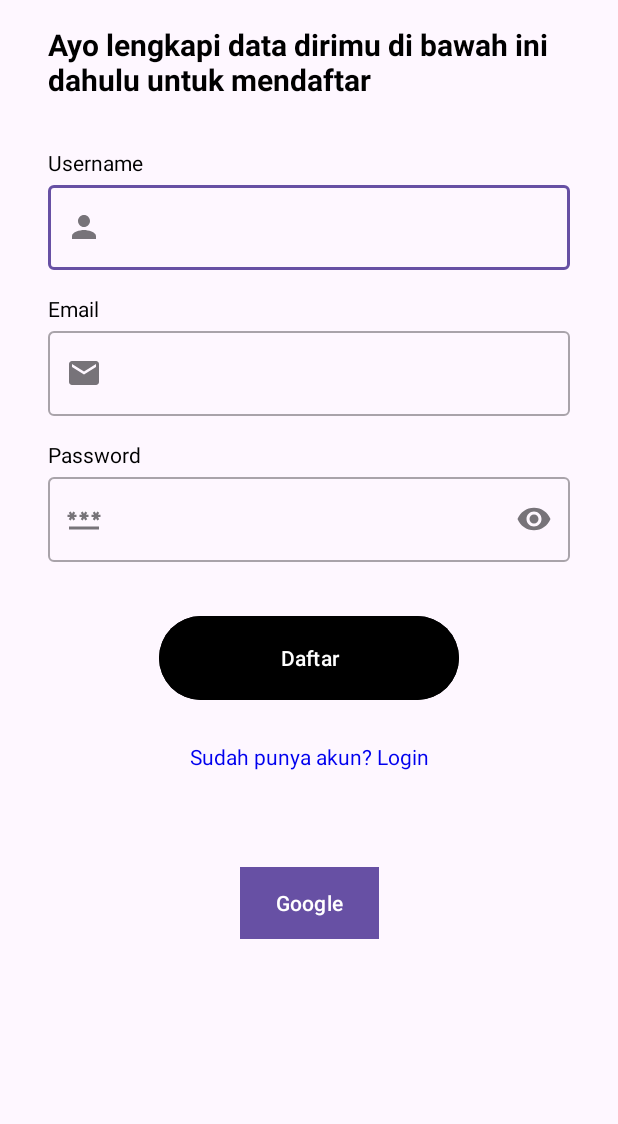
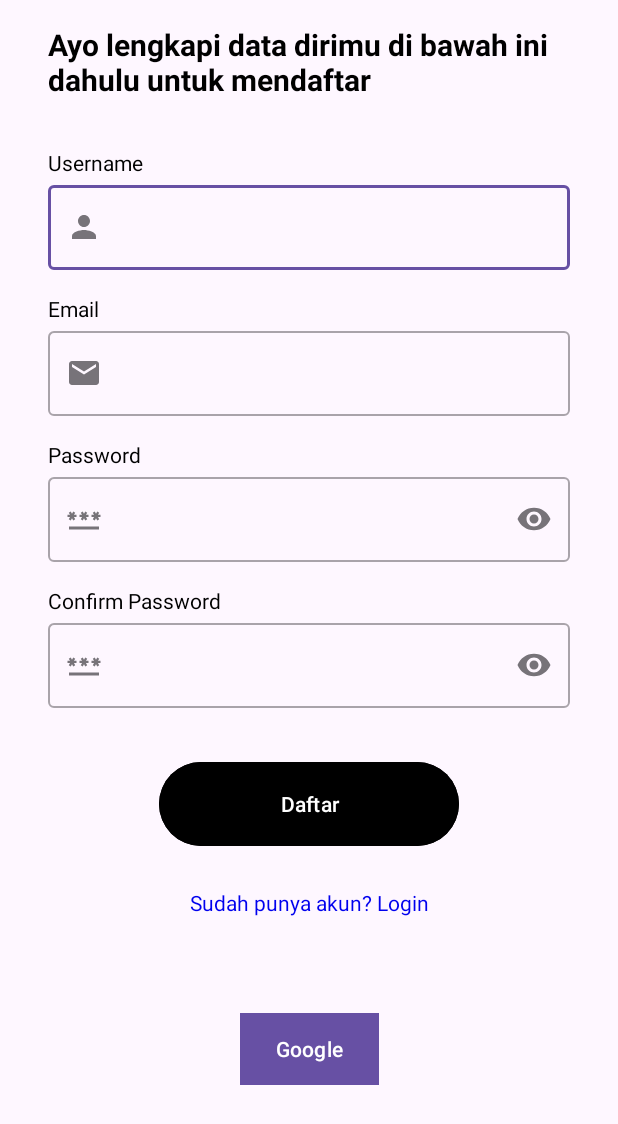
Before and after one commit to C241-PS316/Wishata-App, an Android app: the fragment RegisterFragment shown on its own in the app's theme, on a phone screen of 412 x 824 dp. Shown: the top 1124 px of the screen. Run offline under Robolectric (Android 15) with nearby library versions, the phone set to English and light mode, and no system bars.

Commit message:
register: Adding viewModel, ViewModelFactory, Respository, injection, Retrofit services

```diff
--- a/app/src/main/AndroidManifest.xml
+++ b/app/src/main/AndroidManifest.xml
@@ -1,6 +1,8 @@
 <?xml version="1.0" encoding="utf-8"?>
 <manifest xmlns:android="http://schemas.android.com/apk/res/android"
     xmlns:tools="http://schemas.android.com/tools">
+
+    <uses-permission android:name="android.permission.INTERNET"/>
 
     <application
         android:allowBackup="true"
@@ -13,10 +15,10 @@
         android:theme="@style/Theme.Wishata"
         tools:targetApi="31">
         <activity
-            android:name=".view.authentication.WelcomeActivity"
+            android:name=".ui.authentication.WelcomeActivity"
             android:exported="false" />
         <activity
-            android:name=".view.main.MainActivity"
+            android:name=".ui.main.MainActivity"
             android:exported="true">
             <intent-filter>
                 <action android:name="android.intent.action.MAIN" />
--- a/app/src/main/java/com/capstone/wishata/view/authentication/WelcomeActivity.kt
+++ b/app/src/main/java/com/capstone/wishata/ui/authentication/WelcomeActivity.kt
@@ -1,4 +1,4 @@
-package com.capstone.wishata.view.authentication
+package com.capstone.wishata.ui.authentication
 
 import android.os.Bundle
 import android.util.Log
--- a/app/src/main/java/com/capstone/wishata/view/authentication/WelcomeFragment.kt
+++ b/app/src/main/java/com/capstone/wishata/ui/authentication/WelcomeFragment.kt
@@ -1,4 +1,4 @@
-package com.capstone.wishata.view.authentication
+package com.capstone.wishata.ui.authentication
 
 import android.os.Bundle
 import android.view.LayoutInflater
@@ -7,7 +7,7 @@ import android.view.ViewGroup
 import androidx.fragment.app.Fragment
 import com.capstone.wishata.R
 import com.capstone.wishata.databinding.FragmentWelcomeBinding
-import com.capstone.wishata.view.authentication.register.RegisterFragment
+import com.capstone.wishata.ui.authentication.register.RegisterFragment
 
 class WelcomeFragment : Fragment() {
 
--- a/app/src/main/java/com/capstone/wishata/view/authentication/register/RegisterFragment.kt
+++ b/app/src/main/java/com/capstone/wishata/ui/authentication/register/RegisterFragment.kt
@@ -1,4 +1,4 @@
-package com.capstone.wishata.view.authentication.register
+package com.capstone.wishata.ui.authentication.register
 
 import android.os.Bundle
 import androidx.fragment.app.Fragment
@@ -26,6 +26,6 @@ class RegisterFragment : Fragment() {
     }
 
     companion object {
-
+        private const val TAG = "REGISTER ==="
     }
 }
--- a/app/src/main/java/com/capstone/wishata/view/main/MainActivity.kt
+++ b/app/src/main/java/com/capstone/wishata/ui/main/MainActivity.kt
@@ -1,16 +1,14 @@
-package com.capstone.wishata.view.main
+package com.capstone.wishata.ui.main
 
 import android.content.Intent
 import android.os.Bundle
-import android.util.Log
 import androidx.activity.enableEdgeToEdge
 import androidx.appcompat.app.AppCompatActivity
 import androidx.core.view.ViewCompat
 import androidx.core.view.WindowInsetsCompat
 import com.capstone.wishata.R
 import com.capstone.wishata.databinding.ActivityMainBinding
-import com.capstone.wishata.view.authentication.WelcomeActivity
-import com.capstone.wishata.view.authentication.WelcomeFragment
+import com.capstone.wishata.ui.authentication.WelcomeActivity
 
 class MainActivity : AppCompatActivity() {
     private lateinit var binding: ActivityMainBinding
--- a/app/src/main/res/layout/activity_main.xml
+++ b/app/src/main/res/layout/activity_main.xml
@@ -5,7 +5,7 @@
     android:id="@+id/main"
     android:layout_width="match_parent"
     android:layout_height="match_parent"
-    tools:context=".view.main.MainActivity">
+    tools:context=".ui.main.MainActivity">
 
     <TextView
         android:layout_width="wrap_content"
--- a/app/src/main/res/layout/activity_welcome.xml
+++ b/app/src/main/res/layout/activity_welcome.xml
@@ -5,7 +5,7 @@
     android:id="@+id/welcome_main_container"
     android:layout_width="match_parent"
     android:layout_height="match_parent"
-    tools:context=".view.authentication.WelcomeActivity">
+    tools:context=".ui.authentication.WelcomeActivity">
 
 
 </FrameLayout>
--- a/app/src/main/res/layout/fragment_register.xml
+++ b/app/src/main/res/layout/fragment_register.xml
@@ -4,7 +4,7 @@
     android:layout_width="match_parent"
     android:layout_height="match_parent"
     xmlns:app="http://schemas.android.com/apk/res-auto"
-    tools:context=".view.authentication.register.RegisterFragment"
+    tools:context=".ui.authentication.register.RegisterFragment"
     android:id="@+id/register_container">
 
     <androidx.constraintlayout.widget.ConstraintLayout
@@ -121,8 +121,40 @@
                 android:inputType="textPassword" />
         </com.google.android.material.textfield.TextInputLayout>
 
+        <TextView
+            android:id="@+id/passwordConfirmTextView"
+            android:layout_width="wrap_content"
+            android:layout_height="wrap_content"
+            android:layout_marginStart="32dp"
+            android:layout_marginTop="16dp"
+            android:text="Confirm Password"
+            android:textColor="@color/black"
+            app:layout_constraintStart_toStartOf="parent"
+            app:layout_constraintTop_toBottomOf="@+id/passwordEditTextLayout" />
+
+        <com.google.android.material.textfield.TextInputLayout
+            android:id="@+id/passworConfirmEditTextLayout"
+            style="@style/Widget.MaterialComponents.TextInputLayout.OutlinedBox"
+            android:layout_width="0dp"
+            android:layout_height="wrap_content"
+            android:layout_marginStart="32dp"
+            android:layout_marginEnd="32dp"
+            app:endIconMode="password_toggle"
+            app:layout_constraintEnd_toEndOf="parent"
+            app:layout_constraintStart_toStartOf="parent"
+            app:layout_constraintTop_toBottomOf="@+id/passwordConfirmTextView"
+            app:startIconDrawable="@drawable/baseline_password_24">
+
+            <com.google.android.material.textfield.TextInputEditText
+                android:id="@+id/passwordConfirmEditText"
+                android:layout_width="match_parent"
+                android:layout_height="wrap_content"
+                android:ems="10"
+                android:inputType="textPassword" />
+        </com.google.android.material.textfield.TextInputLayout>
+
         <Button
-            android:id="@+id/signupButton"
+            android:id="@+id/registerButton"
             android:layout_width="200dp"
             android:layout_height="64dp"
             android:layout_marginStart="32dp"
@@ -132,7 +164,7 @@
             android:text="Daftar"
             app:layout_constraintEnd_toEndOf="parent"
             app:layout_constraintStart_toStartOf="parent"
-            app:layout_constraintTop_toBottomOf="@+id/passwordEditTextLayout" />
+            app:layout_constraintTop_toBottomOf="@+id/passworConfirmEditTextLayout" />
 
         <com.google.android.material.textview.MaterialTextView
             android:id="@+id/toLoginText"
@@ -143,7 +175,7 @@
             android:textColor="#0000EE"
             app:layout_constraintEnd_toEndOf="parent"
             app:layout_constraintStart_toStartOf="parent"
-            app:layout_constraintTop_toBottomOf="@id/signupButton" />
+            app:layout_constraintTop_toBottomOf="@id/registerButton" />
 
 
         <Button
--- a/app/src/main/res/layout/fragment_welcome.xml
+++ b/app/src/main/res/layout/fragment_welcome.xml
@@ -4,7 +4,7 @@
     android:layout_width="match_parent"
     android:layout_height="match_parent"
     xmlns:app="http://schemas.android.com/apk/res-auto"
-    tools:context=".view.authentication.WelcomeFragment" >
+    tools:context=".ui.authentication.WelcomeFragment" >
 
     <androidx.constraintlayout.widget.ConstraintLayout
         android:layout_width="match_parent"
```
Also changed, not shown: app/build.gradle.kts (+18 -0 lines), app/src/main/java/com/capstone/wishata/data/network/response/RegisterResponse.kt (added, +9 -0 lines), app/src/main/java/com/capstone/wishata/data/network/retrofit/ApiConfig.kt (added, +27 -0 lines), app/src/main/java/com/capstone/wishata/data/network/retrofit/ApiService.kt (added, +19 -0 lines), app/src/main/java/com/capstone/wishata/injection/Injection.kt (added, +16 -0 lines), app/src/main/java/com/capstone/wishata/repository/WishataRepository.kt (added, +20 -0 lines), app/src/main/java/com/capstone/wishata/utils/Result.kt (added, +8 -0 lines), app/src/main/java/com/capstone/wishata/viewmodel/RegisterViewModel.kt (added, +8 -0 lines), app/src/main/java/com/capstone/wishata/viewmodel/factory/ViewModelFactory.kt (added, +27 -0 lines), gradle/libs.versions.toml (+14 -1 lines).
